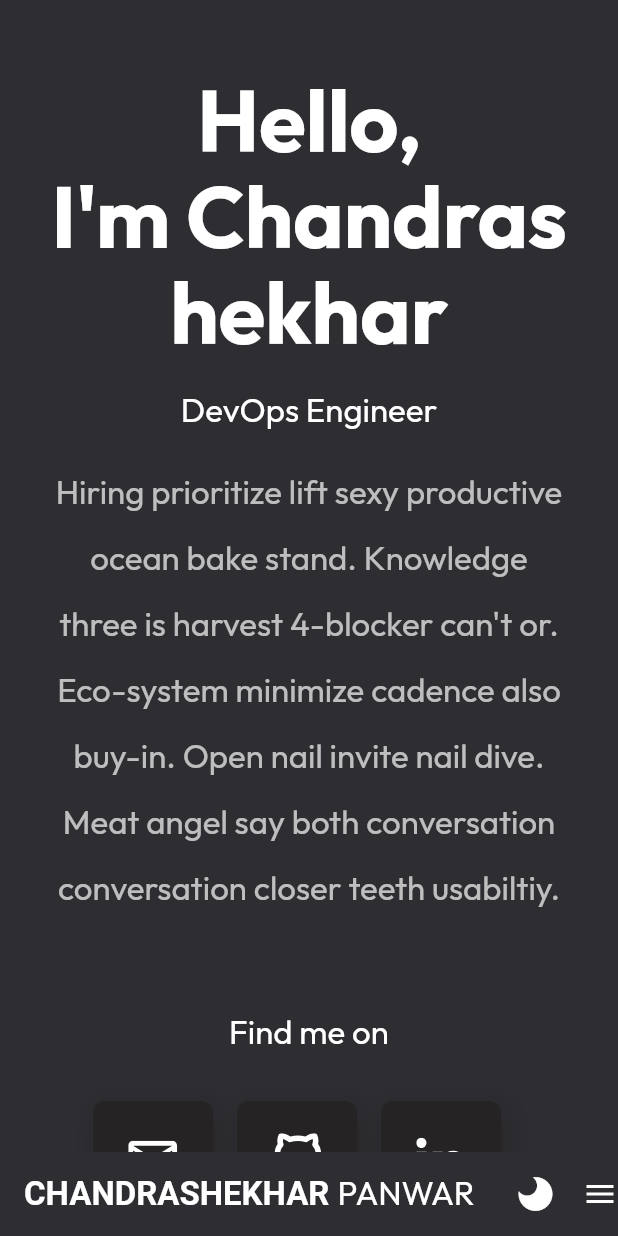
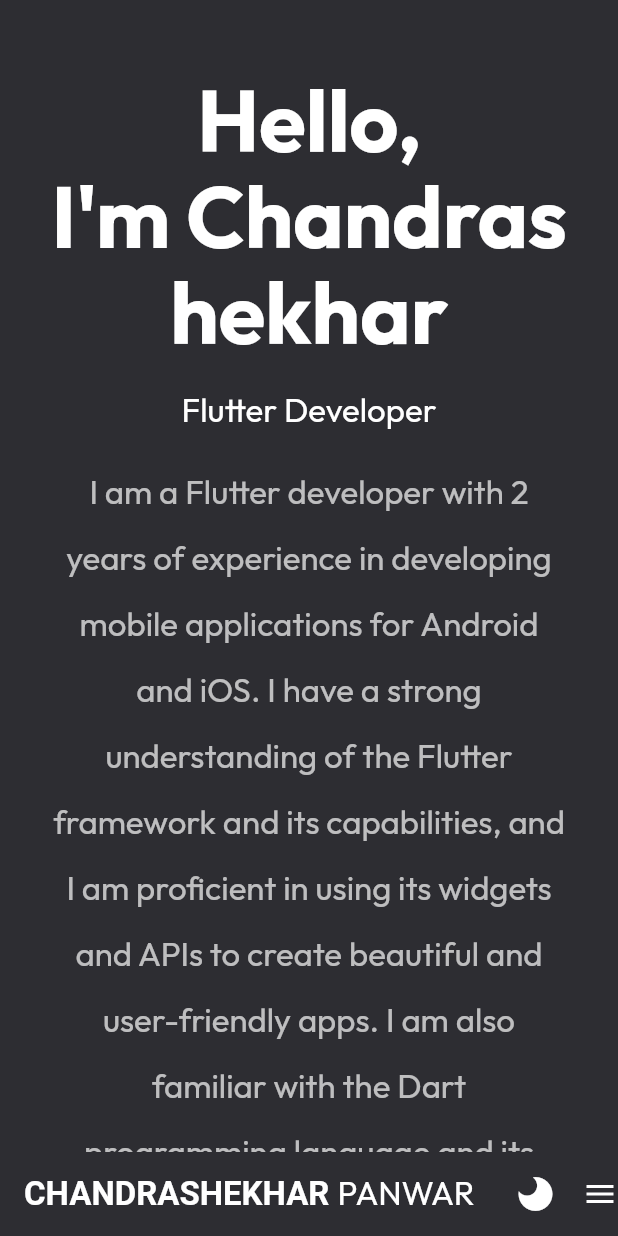
Before and after one commit to iamchandrashekhar/portfolio, a Flutter app: the screen it shows after launch, on a phone screen of 412 x 824 dp. Run offline on Flutter 3.47's test engine with Material 2 defaults, Android fonts, the phone set to English and light mode, and no system bars; drawn by our look-alikes of animated_text_kit; our stand-ins replace flutter_svg, google_fonts, responsive_sizer.

Commit message:
ADD: Some new assets

```diff
--- a/lib/src/utils/assets_list.dart
+++ b/lib/src/utils/assets_list.dart
@@ -13,21 +13,28 @@ class AppImagesSource {
   static const linkedinBorderedIcon =
       "assets/images/socials/linkedin_border.svg";
   static const telegramIcon = "assets/images/socials/telegram.svg";
+  static const telegramCircleIcon = "assets/images/socials/telegram_circle.svg";
 
   // Blob
   static const blob = "assets/images/blob/blob.svg";
 
+  // Project Card
+  static const githubCircleIcon = "assets/images/socials/github_circle.svg";
+
   // Tech badges
   static const ansibleIcon = "assets/images/tech_badges/ansible.svg";
+  static const cLangIcon = "assets/images/tech_badges/c.svg";
+  static const cppIcon = "assets/images/tech_badges/cpp.svg";
+  static const cssIcon = "assets/images/tech_badges/css.svg";
+  static const dartIcon = "assets/images/tech_badges/dart.svg";
   static const dockerIcon = "assets/images/tech_badges/docker.svg";
+  static const firebaseIcon = "assets/images/tech_badges/firebase.svg";
+  static const flaskIcon = "assets/images/tech_badges/flask.svg";
   static const flutterIcon = "assets/images/tech_badges/flutter.svg";
+  static const goLangIcon = "assets/images/tech_badges/go.svg";
+  static const htmlIcon = "assets/images/tech_badges/html.svg";
+  static const jenkinsIcon = "assets/images/tech_badges/jenkins.svg";
   static const kubernetesIcon = "assets/images/tech_badges/kubernetes.svg";
   static const pythonIcon = "assets/images/tech_badges/python.svg";
-  static const cLangIcon = "assets/images/tech_badges/c.svg";
-  static const cppIcon = "assets/images/tech_badges/cpp.svg";
-  static const dartIcon = "assets/images/tech_badges/dart.svg";
-  static const goLangIcon = "assets/images/tech_badges/go.svg";
-  static const flaskIcon = "assets/images/tech_badges/flask.svg";
-  static const jenkinsIcon = "assets/images/tech_badges/jenkins.svg";
   static const terraformIcon = "assets/images/tech_badges/terraform.svg";
 }
--- a/lib/src/utils/values.dart
+++ b/lib/src/utils/values.dart
@@ -51,9 +51,9 @@ class AppValue {
   ];
 
   static String hello = "Hello,\nI'm Chandrashekhar";
-  static String designation = "DevOps Engineer";
+  static String designation = "Flutter Developer";
   static String about =
-      "Hiring prioritize lift sexy productive ocean bake stand. Knowledge three is harvest 4-blocker can't or. Eco-system minimize cadence also buy-in. Open nail invite nail dive. Meat angel say both conversation conversation closer teeth usabiltiy.";
+      "I am a Flutter developer with 2 years of experience in developing mobile applications for Android and iOS. I have a strong understanding of the Flutter framework and its capabilities, and I am proficient in using its widgets and APIs to create beautiful and user-friendly apps. I am also familiar with the Dart programming language and its syntax.";
 
   static Map<String, String> techBadges = {
     "ansible": AppImagesSource.ansibleIcon,
@@ -70,17 +70,26 @@ class AppValue {
       "Following projects showcases my skills and experience through real-world examples of my work. Each project is briefly described with links to code repositories and live demos in it. It reflects my ability to solve complex problems, work with different technologies, and manage projects effectively.";
   static List<ProjectModel> projectList = [
     ProjectModel(
-      name: "Lorem ipsum dolor sit amet",
-      description:
-          "What team web live be got as don't later. This reference these quick cc. Problem fruit hiring impact pulling requirements shark spaces. If as due keep culture.",
+      name: "System calls and capabilities in docker",
+      description: "",
       techStack: [
-        AppImagesSource.ansibleIcon,
-        AppImagesSource.dockerIcon,
+        AppImagesSource.htmlIcon,
+        AppImagesSource.cssIcon,
         AppImagesSource.flaskIcon,
         AppImagesSource.pythonIcon,
       ],
-      link: "github.com",
-    )
+      link:
+          "github.com/iamchandrashekhar/System-calls-and-Capabilities-in-Docker",
+    ),
+    ProjectModel(
+      name: "Portfolio",
+      description: "",
+      techStack: [
+        AppImagesSource.flutterIcon,
+        AppImagesSource.firebaseIcon,
+      ],
+      link: "github.com/iamchandrashekhar/portfolio",
+    ),
   ];
 
   // Skiils
@@ -113,6 +122,10 @@ class AppValue {
       title: "Flask",
     ),
     ImageModel(
+      svgSource: AppImagesSource.firebaseIcon,
+      title: "Firebase",
+    ),
+    ImageModel(
       svgSource: AppImagesSource.flutterIcon,
       title: "Flutter",
     ),
@@ -124,18 +137,6 @@ class AppValue {
       svgSource: AppImagesSource.kubernetesIcon,
       title: "Kubernetes",
     ),
-    ImageModel(
-      svgSource: AppImagesSource.ansibleIcon,
-      title: "Ansible",
-    ),
-    ImageModel(
-      svgSource: AppImagesSource.jenkinsIcon,
-      title: "Jenkins",
-    ),
-    ImageModel(
-      svgSource: AppImagesSource.terraformIcon,
-      title: "Terraform",
-    ),
   ];
 
   // Contacts
@@ -145,11 +146,18 @@ class AppValue {
   static List<ImageModel> contactDetails = [
     ImageModel(
       svgSource: AppImagesSource.mailBorderedIcon,
-      title: "chandrashekhar3227@gmail.com",
+      link: "chandrashekhar3227@gmail.com",
+      title: "Send an email",
     ),
     ImageModel(
       svgSource: AppImagesSource.linkedinBorderedIcon,
-      title: "chandrashekharpanwar",
+      link: "www.linkedin.com/in/chandra-shekhar-panwar",
+      title: "Connect on LinkedIn",
+    ),
+    ImageModel(
+      svgSource: AppImagesSource.telegramCircleIcon,
+      link: "t.me/itsNuclear",
+      title: "Find me on Telegram",
     ),
   ];
 }
```
